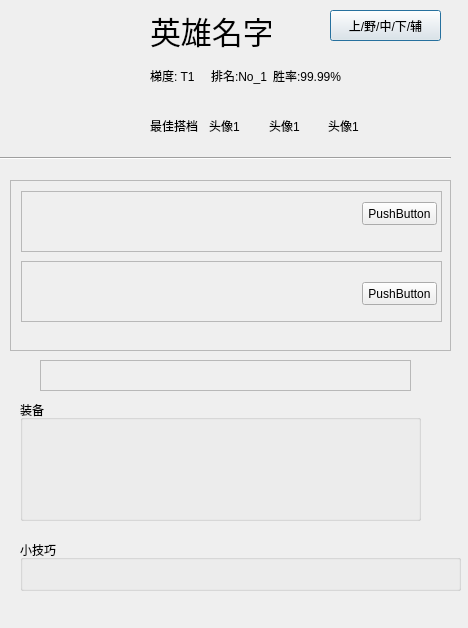
Qt form Fuwen.ui (Vixiu/lolapi) before a commit.
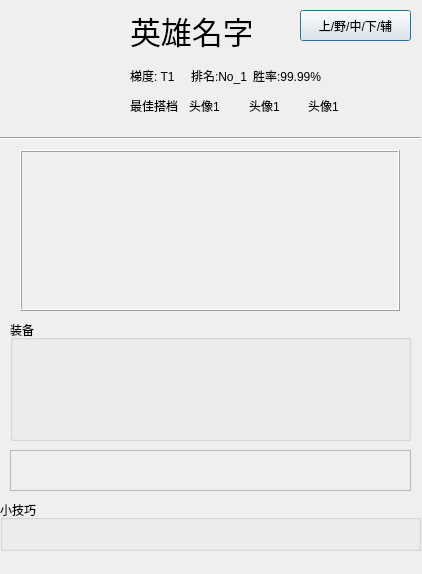
The same form after that commit. Icons and pictures are not drawn.

What changed in the file:
```diff
--- a/Fuwen.ui
+++ b/Fuwen.ui
@@ -9,8 +9,8 @@
    <rect>
     <x>0</x>
     <y>0</y>
-    <width>468</width>
-    <height>628</height>
+    <width>422</width>
+    <height>574</height>
    </rect>
   </property>
   <property name="windowTitle">
@@ -23,11 +23,17 @@
    <property name="geometry">
     <rect>
      <x>10</x>
-     <y>10</y>
-     <width>121</width>
-     <height>121</height>
+     <y>20</y>
+     <width>100</width>
+     <height>100</height>
     </rect>
    </property>
+   <property name="maximumSize">
+    <size>
+     <width>100</width>
+     <height>100</height>
+    </size>
+   </property>
    <property name="text">
     <string/>
    </property>
@@ -41,7 +47,7 @@
   <widget class="QLabel" name="hero_name">
    <property name="geometry">
     <rect>
-     <x>150</x>
+     <x>130</x>
      <y>10</y>
      <width>121</width>
      <height>41</height>
@@ -59,8 +65,8 @@
   <widget class="QGroupBox" name="groupBox_2">
    <property name="geometry">
     <rect>
-     <x>20</x>
-     <y>400</y>
+     <x>10</x>
+     <y>320</y>
      <width>401</width>
      <height>121</height>
     </rect>
@@ -72,7 +78,7 @@
   <widget class="QPushButton" name="switch_location">
    <property name="geometry">
     <rect>
-     <x>330</x>
+     <x>300</x>
      <y>10</y>
      <width>111</width>
      <height>31</height>
@@ -82,130 +88,53 @@
     <string>上/野/中/下/辅</string>
    </property>
   </widget>
-  <widget class="QScrollArea" name="scrollArea_2">
-   <property name="geometry">
-    <rect>
-     <x>40</x>
-     <y>360</y>
-     <width>371</width>
-     <height>31</height>
-    </rect>
-   </property>
-   <property name="widgetResizable">
-    <bool>true</bool>
-   </property>
-   <widget class="QWidget" name="scrollAreaWidgetContents_2">
-    <property name="geometry">
-     <rect>
-      <x>0</x>
-      <y>0</y>
-      <width>369</width>
-      <height>29</height>
-     </rect>
-    </property>
-   </widget>
-  </widget>
   <widget class="QScrollArea" name="scrollArea_3">
    <property name="geometry">
     <rect>
-     <x>10</x>
-     <y>180</y>
-     <width>441</width>
-     <height>171</height>
+     <x>20</x>
+     <y>150</y>
+     <width>380</width>
+     <height>161</height>
     </rect>
    </property>
+   <property name="minimumSize">
+    <size>
+     <width>380</width>
+     <height>120</height>
+    </size>
+   </property>
+   <property name="frameShape">
+    <enum>QFrame::Box</enum>
+   </property>
+   <property name="frameShadow">
+    <enum>QFrame::Raised</enum>
+   </property>
+   <property name="verticalScrollBarPolicy">
+    <enum>Qt::ScrollBarAlwaysOff</enum>
+   </property>
+   <property name="horizontalScrollBarPolicy">
+    <enum>Qt::ScrollBarAlwaysOff</enum>
+   </property>
    <property name="widgetResizable">
-    <bool>true</bool>
+    <bool>false</bool>
    </property>
    <widget class="QWidget" name="scrollAreaWidgetContents_3">
     <property name="geometry">
      <rect>
       <x>0</x>
       <y>0</y>
-      <width>439</width>
-      <height>169</height>
+      <width>440</width>
+      <height>8000</height>
      </rect>
     </property>
-    <widget class="QScrollArea" name="scrollArea">
-     <property name="geometry">
-      <rect>
-       <x>10</x>
-       <y>10</y>
-       <width>421</width>
-       <height>61</height>
-      </rect>
-     </property>
-     <property name="widgetResizable">
-      <bool>true</bool>
-     </property>
-     <widget class="QWidget" name="scrollAreaWidgetContents">
-      <property name="geometry">
-       <rect>
-        <x>0</x>
-        <y>0</y>
-        <width>419</width>
-        <height>59</height>
-       </rect>
-      </property>
-      <widget class="QPushButton" name="pushButton">
-       <property name="geometry">
-        <rect>
-         <x>340</x>
-         <y>10</y>
-         <width>75</width>
-         <height>23</height>
-        </rect>
-       </property>
-       <property name="text">
-        <string>PushButton</string>
-       </property>
-      </widget>
-     </widget>
-    </widget>
-    <widget class="QScrollArea" name="scrollArea_4">
-     <property name="geometry">
-      <rect>
-       <x>10</x>
-       <y>80</y>
-       <width>421</width>
-       <height>61</height>
-      </rect>
-     </property>
-     <property name="widgetResizable">
-      <bool>true</bool>
-     </property>
-     <widget class="QWidget" name="scrollAreaWidgetContents_4">
-      <property name="geometry">
-       <rect>
-        <x>0</x>
-        <y>0</y>
-        <width>419</width>
-        <height>59</height>
-       </rect>
-      </property>
-      <widget class="QPushButton" name="pushButton_2">
-       <property name="geometry">
-        <rect>
-         <x>340</x>
-         <y>20</y>
-         <width>75</width>
-         <height>23</height>
-        </rect>
-       </property>
-       <property name="text">
-        <string>PushButton</string>
-       </property>
-      </widget>
-     </widget>
-    </widget>
    </widget>
   </widget>
   <widget class="QGroupBox" name="groupBox">
    <property name="geometry">
     <rect>
-     <x>20</x>
-     <y>540</y>
-     <width>441</width>
+     <x>0</x>
+     <y>500</y>
+     <width>421</width>
      <height>51</height>
     </rect>
    </property>
@@ -216,7 +145,7 @@
   <widget class="QWidget" name="layoutWidget">
    <property name="geometry">
     <rect>
-     <x>150</x>
+     <x>130</x>
      <y>60</y>
      <width>191</width>
      <height>31</height>
@@ -249,8 +178,8 @@
   <widget class="QWidget" name="layoutWidget">
    <property name="geometry">
     <rect>
-     <x>150</x>
-     <y>110</y>
+     <x>130</x>
+     <y>90</y>
      <width>231</width>
      <height>31</height>
     </rect>
@@ -290,8 +219,8 @@
    <property name="geometry">
     <rect>
      <x>0</x>
-     <y>150</y>
-     <width>451</width>
+     <y>130</y>
+     <width>421</width>
      <height>16</height>
     </rect>
    </property>
@@ -299,6 +228,29 @@
     <enum>Qt::Horizontal</enum>
    </property>
   </widget>
+  <widget class="QScrollArea" name="scrollArea_2">
+   <property name="geometry">
+    <rect>
+     <x>10</x>
+     <y>450</y>
+     <width>401</width>
+     <height>41</height>
+    </rect>
+   </property>
+   <property name="widgetResizable">
+    <bool>true</bool>
+   </property>
+   <widget class="QWidget" name="scrollAreaWidgetContents_2">
+    <property name="geometry">
+     <rect>
+      <x>0</x>
+      <y>0</y>
+      <width>399</width>
+      <height>39</height>
+     </rect>
+    </property>
+   </widget>
+  </widget>
  </widget>
  <resources/>
  <connections/>
```
Left out of the diff: 4 changed lines with no effect on the pictures.
